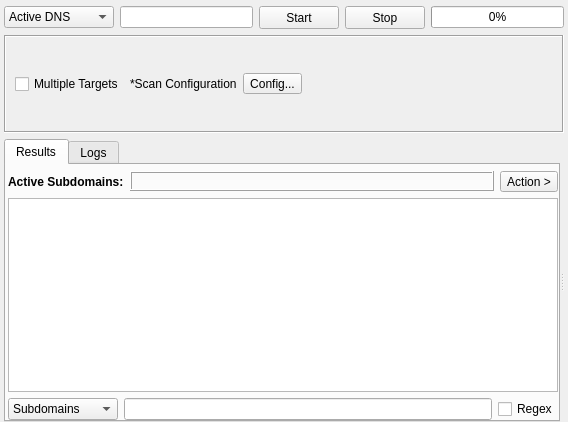
This is sub3suite/src/engines/active/Active.ui in 3nock/OTE as Qt 5 draws it before an edit. The edited form follows.
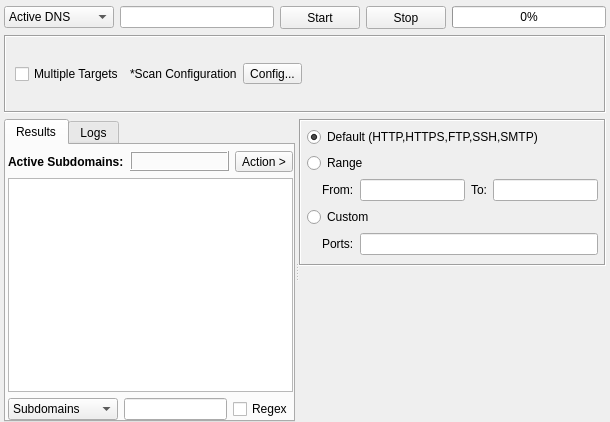
This is the edited form. Custom widgets are drawn as their Qt base class.

Commit message: added feature to obtain ports for scan

The edit to the form file:
```diff
--- a/sub3suite/src/engines/active/Active.ui
+++ b/sub3suite/src/engines/active/Active.ui
@@ -6,7 +6,7 @@
    <rect>
     <x>0</x>
     <y>0</y>
-    <width>568</width>
+    <width>610</width>
     <height>422</height>
    </rect>
   </property>
@@ -477,22 +477,104 @@
        </layout>
       </widget>
      </widget>
-     <widget class="QWidget" name="">
+     <widget class="QWidget" name="layoutWidget">
       <layout class="QVBoxLayout" name="verticalLayout_2">
        <item>
         <widget class="QFrame" name="framePort">
          <property name="minimumSize">
           <size>
            <width>0</width>
-           <height>100</height>
+           <height>0</height>
           </size>
          </property>
          <property name="frameShape">
-          <enum>QFrame::StyledPanel</enum>
+          <enum>QFrame::Box</enum>
          </property>
          <property name="frameShadow">
-          <enum>QFrame::Raised</enum>
+          <enum>QFrame::Sunken</enum>
          </property>
+         <layout class="QVBoxLayout" name="verticalLayout_4">
+          <property name="leftMargin">
+           <number>6</number>
+          </property>
+          <property name="topMargin">
+           <number>6</number>
+          </property>
+          <property name="rightMargin">
+           <number>6</number>
+          </property>
+          <property name="bottomMargin">
+           <number>9</number>
+          </property>
+          <item>
+           <widget class="QRadioButton" name="radioButtonDefault">
+            <property name="text">
+             <string>Default (HTTP,HTTPS,FTP,SSH,SMTP)</string>
+            </property>
+            <property name="checked">
+             <bool>true</bool>
+            </property>
+           </widget>
+          </item>
+          <item>
+           <widget class="QRadioButton" name="radioButtonRange">
+            <property name="text">
+             <string>Range</string>
+            </property>
+           </widget>
+          </item>
+          <item>
+           <layout class="QHBoxLayout" name="horizontalLayout">
+            <property name="leftMargin">
+             <number>15</number>
+            </property>
+            <item>
+             <widget class="QLabel" name="label_2">
+              <property name="text">
+               <string>From:</string>
+              </property>
+             </widget>
+            </item>
+            <item>
+             <widget class="QLineEdit" name="lineEditFrom"/>
+            </item>
+            <item>
+             <widget class="QLabel" name="label_3">
+              <property name="text">
+               <string>To:</string>
+              </property>
+             </widget>
+            </item>
+            <item>
+             <widget class="QLineEdit" name="lineEditTo"/>
+            </item>
+           </layout>
+          </item>
+          <item>
+           <widget class="QRadioButton" name="radioButtonCustom">
+            <property name="text">
+             <string>Custom</string>
+            </property>
+           </widget>
+          </item>
+          <item>
+           <layout class="QHBoxLayout" name="horizontalLayout_3">
+            <property name="leftMargin">
+             <number>15</number>
+            </property>
+            <item>
+             <widget class="QLabel" name="label_4">
+              <property name="text">
+               <string>Ports:</string>
+              </property>
+             </widget>
+            </item>
+            <item>
+             <widget class="QLineEdit" name="lineEditCustom"/>
+            </item>
+           </layout>
+          </item>
+         </layout>
         </widget>
        </item>
        <item>
```
Left out of the diff: 5 changed lines with no effect on the pictures. The commit also changes 5 other files.
